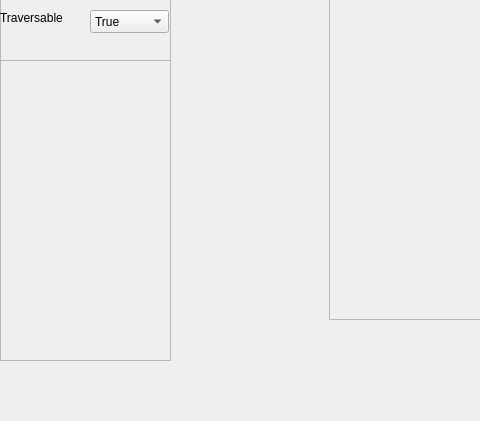
johnmarinelli/qt-projects, file tme-1/tme-1/mainwindow.ui: the form before one commit; both pictures show x 0 to 480 and y 179 to 600 of the 800 by 600 pixel window.
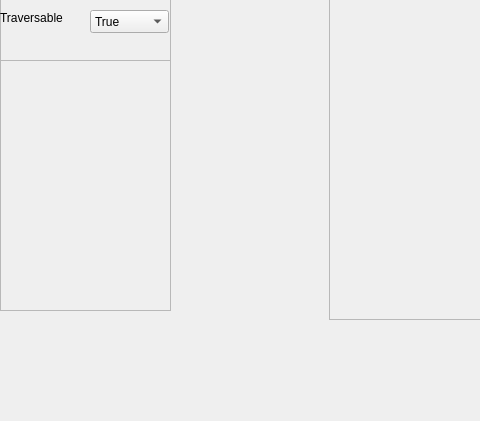
The form after the commit.

```diff
--- a/tme-1/tme-1/mainwindow.ui
+++ b/tme-1/tme-1/mainwindow.ui
@@ -30,29 +30,6 @@
      <enum>QFrame::Raised</enum>
     </property>
    </widget>
-   <widget class="QScrollArea" name="scrollArea">
-    <property name="geometry">
-     <rect>
-      <x>0</x>
-      <y>220</y>
-      <width>171</width>
-      <height>301</height>
-     </rect>
-    </property>
-    <property name="widgetResizable">
-     <bool>true</bool>
-    </property>
-    <widget class="QWidget" name="scrollAreaWidgetContents">
-     <property name="geometry">
-      <rect>
-       <x>0</x>
-       <y>0</y>
-       <width>169</width>
-       <height>299</height>
-      </rect>
-     </property>
-    </widget>
-   </widget>
    <widget class="QFrame" name="currentTileFrame">
     <property name="geometry">
      <rect>
@@ -141,6 +118,29 @@
      </property>
     </widget>
    </widget>
+   <widget class="QScrollArea" name="scrollArea">
+    <property name="geometry">
+     <rect>
+      <x>0</x>
+      <y>220</y>
+      <width>171</width>
+      <height>251</height>
+     </rect>
+    </property>
+    <property name="widgetResizable">
+     <bool>true</bool>
+    </property>
+    <widget class="QWidget" name="scrollAreaWidgetContents">
+     <property name="geometry">
+      <rect>
+       <x>0</x>
+       <y>0</y>
+       <width>169</width>
+       <height>249</height>
+      </rect>
+     </property>
+    </widget>
+   </widget>
   </widget>
   <widget class="QMenuBar" name="menubar">
    <property name="geometry">
```
